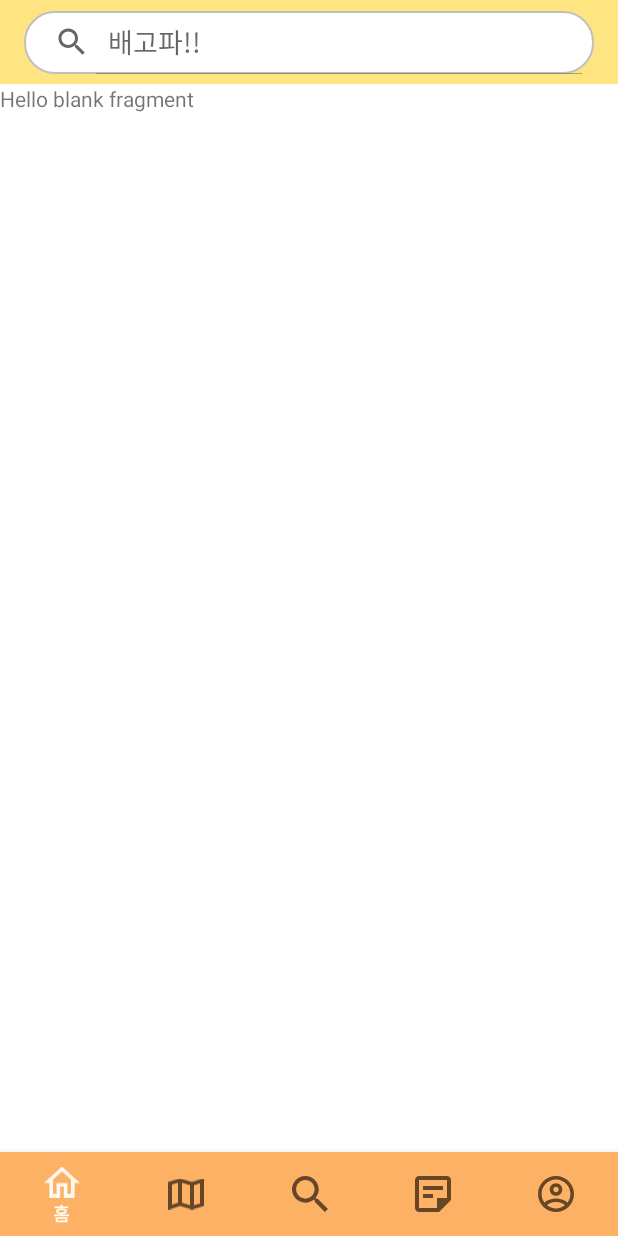
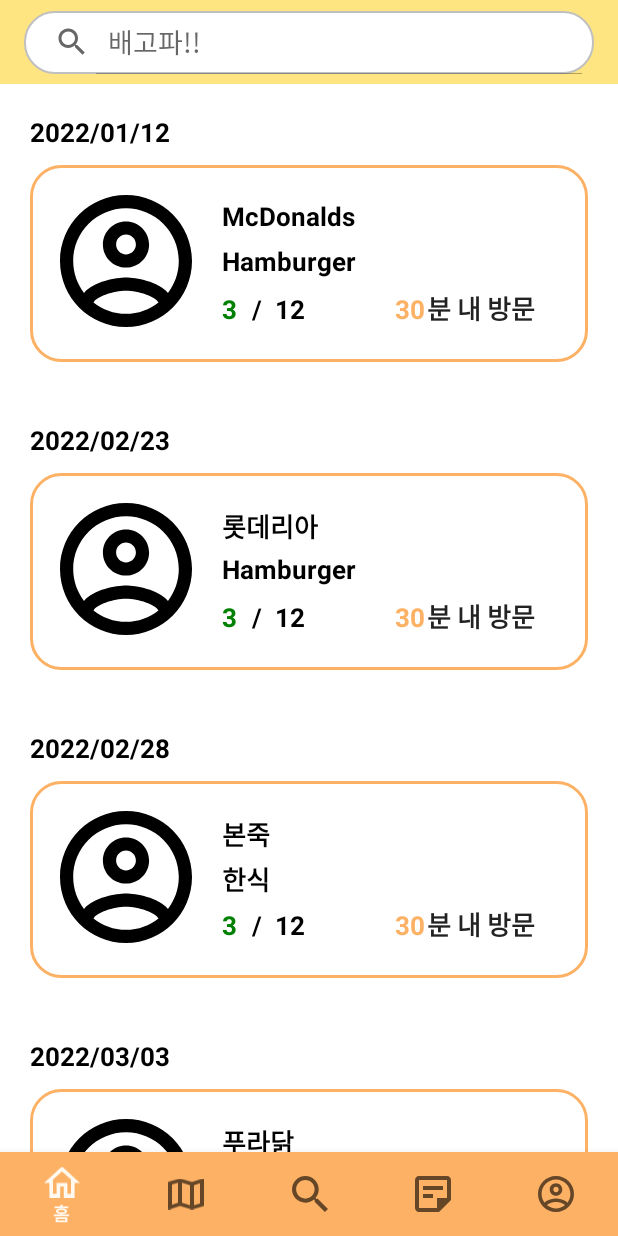
Before and after one commit to ajou-swe-2022/Android, an Android app: the fragment OrderlistFragment placed in its activity, on a phone screen of 412 x 824 dp. Run offline under Robolectric (Android 15) with nearby library versions, the phone set to English and light mode, and no system bars.

Commit message:
주문목록 탭 구현

```diff
--- /dev/null
+++ b/Waguwagu/app/src/main/java/com/example/waguwagu/OrderlistAdapter.kt
@@ -0,0 +1,38 @@
+package com.example.waguwagu
+
+import android.view.LayoutInflater
+import android.view.ViewGroup
+import androidx.recyclerview.widget.RecyclerView
+import com.example.waguwagu.databinding.OrderListItemBinding
+import com.example.waguwagu.model.data.SearchData
+
+class OrderlistAdapter (val data:List<SearchData>, val date_reserved : List<String>) : RecyclerView.Adapter<OrderlistAdapter.SearchViewHolder>() {
+
+    inner class SearchViewHolder(private val binding : OrderListItemBinding) : RecyclerView.ViewHolder(binding.root){
+        fun bind(searchData: SearchData, date: String){
+            binding.restName.text = searchData.restname
+            binding.restTag.text = searchData.resttag
+            binding.restAdmit.text = searchData.restadmit.toString()
+            binding.restSeatNum.text = searchData.restseatnum.toString()
+            binding.reserveTime.text = searchData.reservetime.toString()
+            binding.date.text = date
+        }
+    }
+
+    //상속받으면 자동 생성
+    //ViewHolder에 쓰일 Layout을 inflate하는 함수
+    //ViewGroup의 context를 사용하여 특정 화면에서 구현할 수 있도록 함
+    override fun onCreateViewHolder(parent: ViewGroup, viewType: Int): SearchViewHolder {
+        val binding = OrderListItemBinding.inflate(LayoutInflater.from(parent.context), parent, false)
+        return SearchViewHolder(binding)
+    }
+
+    //상속받으면 자동 생성
+    override fun getItemCount(): Int = data.size
+
+    //상속받으면 자동 생성
+    //ViewHolder에서 데이터 묶는 함수가 실행되는 곳
+    override fun onBindViewHolder(holder: SearchViewHolder, position: Int) {
+        holder.bind(data[position], date_reserved[position])
+    }
+}
--- a/Waguwagu/app/src/main/java/com/example/waguwagu/ui/orderlist/OrderlistFragment.kt
+++ b/Waguwagu/app/src/main/java/com/example/waguwagu/ui/orderlist/OrderlistFragment.kt
@@ -5,18 +5,12 @@
 import android.view.LayoutInflater
 import android.view.View
 import android.view.ViewGroup
+import com.example.waguwagu.OrderlistAdapter
 import com.example.waguwagu.R
+import com.example.waguwagu.databinding.FragmentOrderlistBinding
+import com.example.waguwagu.model.data.SearchData
 
-// TODO: Rename parameter arguments, choose names that match
-// the fragment initialization parameters, e.g. ARG_ITEM_NUMBER
-private const val ARG_PARAM1 = "param1"
-private const val ARG_PARAM2 = "param2"
 
-/**
- * A simple [Fragment] subclass.
- * Use the [OrderlistFragment.newInstance] factory method to
- * create an instance of this fragment.
- */
 class OrderlistFragment : Fragment() {
     // TODO: Rename and change types of parameters
     private var param1: String? = null
@@ -24,37 +18,32 @@
 
     override fun onCreate(savedInstanceState: Bundle?) {
         super.onCreate(savedInstanceState)
-        arguments?.let {
-            param1 = it.getString(ARG_PARAM1)
-            param2 = it.getString(ARG_PARAM2)
-        }
     }
 
-    override fun onCreateView(
-        inflater: LayoutInflater, container: ViewGroup?,
-        savedInstanceState: Bundle?
-    ): View? {
-        // Inflate the layout for this fragment
-        return inflater.inflate(R.layout.fragment_orderlist, container, false)
-    }
+    override fun onCreateView(inflater: LayoutInflater, container: ViewGroup?, savedInstanceState: Bundle?): View? {
+        var binding = FragmentOrderlistBinding.inflate(inflater, container, false)
+        val datas = mutableListOf<SearchData>()
+        val dates = mutableListOf<String>()
 
-    companion object {
-        /**
-         * Use this factory method to create a new instance of
-         * this fragment using the provided parameters.
-         *
-         * @param param1 Parameter 1.
-         * @param param2 Parameter 2.
-         * @return A new instance of fragment OrderlistFragment.
-         */
-        // TODO: Rename and change types and number of parameters
-        @JvmStatic
-        fun newInstance(param1: String, param2: String) =
-            OrderlistFragment().apply {
-                arguments = Bundle().apply {
-                    putString(ARG_PARAM1, param1)
-                    putString(ARG_PARAM2, param2)
-                }
-            }
+        datas.apply {
+            add(SearchData("McDonalds", "Hamburger", 3, 12, 30))
+            add(SearchData("롯데리아", "Hamburger", 3, 12, 30))
+            add(SearchData("본죽", "한식", 3, 12, 30))
+            add(SearchData("푸라닭", "한식", 3, 12, 30))
+            add(SearchData("팔달관매점", "호텔", 3, 12, 30))
+        }
+
+        dates.apply {
+            add("2022/01/12")
+            add("2022/02/23")
+            add("2022/02/28")
+            add("2022/03/03")
+            add("2022/05/09")
+        }
+
+
+        binding.orderRecyclerview.adapter = OrderlistAdapter(datas, dates)
+
+        return binding.root
     }
 }
--- /dev/null
+++ b/Waguwagu/app/src/main/java/com/example/waguwagu/ui/reserve/ReserveMenuFragment.kt
@@ -0,0 +1,60 @@
+package com.example.waguwagu.ui.reserve
+
+import android.os.Bundle
+import androidx.fragment.app.Fragment
+import android.view.LayoutInflater
+import android.view.View
+import android.view.ViewGroup
+import com.example.waguwagu.R
+
+// TODO: Rename parameter arguments, choose names that match
+// the fragment initialization parameters, e.g. ARG_ITEM_NUMBER
+private const val ARG_PARAM1 = "param1"
+private const val ARG_PARAM2 = "param2"
+
+/**
+ * A simple [Fragment] subclass.
+ * Use the [ReserveMenuFragment.newInstance] factory method to
+ * create an instance of this fragment.
+ */
+class ReserveMenuFragment : Fragment() {
+    // TODO: Rename and change types of parameters
+    private var param1: String? = null
+    private var param2: String? = null
+
+    override fun onCreate(savedInstanceState: Bundle?) {
+        super.onCreate(savedInstanceState)
+        arguments?.let {
+            param1 = it.getString(ARG_PARAM1)
+            param2 = it.getString(ARG_PARAM2)
+        }
+    }
+
+    override fun onCreateView(
+        inflater: LayoutInflater, container: ViewGroup?,
+        savedInstanceState: Bundle?
+    ): View? {
+        // Inflate the layout for this fragment
+        return inflater.inflate(R.layout.fragment_reserve_menu, container, false)
+    }
+
+    companion object {
+        /**
+         * Use this factory method to create a new instance of
+         * this fragment using the provided parameters.
+         *
+         * @param param1 Parameter 1.
+         * @param param2 Parameter 2.
+         * @return A new instance of fragment ReserveMenuFragment.
+         */
+        // TODO: Rename and change types and number of parameters
+        @JvmStatic
+        fun newInstance(param1: String, param2: String) =
+            ReserveMenuFragment().apply {
+                arguments = Bundle().apply {
+                    putString(ARG_PARAM1, param1)
+                    putString(ARG_PARAM2, param2)
+                }
+            }
+    }
+}
--- /dev/null
+++ b/Waguwagu/app/src/main/java/com/example/waguwagu/ui/reserve/ReserveTableFragment.kt
@@ -0,0 +1,60 @@
+package com.example.waguwagu.ui.reserve
+
+import android.os.Bundle
+import androidx.fragment.app.Fragment
+import android.view.LayoutInflater
+import android.view.View
+import android.view.ViewGroup
+import com.example.waguwagu.R
+
+// TODO: Rename parameter arguments, choose names that match
+// the fragment initialization parameters, e.g. ARG_ITEM_NUMBER
+private const val ARG_PARAM1 = "param1"
+private const val ARG_PARAM2 = "param2"
+
+/**
+ * A simple [Fragment] subclass.
+ * Use the [ReserveTableFragment.newInstance] factory method to
+ * create an instance of this fragment.
+ */
+class ReserveTableFragment : Fragment() {
+    // TODO: Rename and change types of parameters
+    private var param1: String? = null
+    private var param2: String? = null
+
+    override fun onCreate(savedInstanceState: Bundle?) {
+        super.onCreate(savedInstanceState)
+        arguments?.let {
+            param1 = it.getString(ARG_PARAM1)
+            param2 = it.getString(ARG_PARAM2)
+        }
+    }
+
+    override fun onCreateView(
+        inflater: LayoutInflater, container: ViewGroup?,
+        savedInstanceState: Bundle?
+    ): View? {
+        // Inflate the layout for this fragment
+        return inflater.inflate(R.layout.fragment_reserve_table, container, false)
+    }
+
+    companion object {
+        /**
+         * Use this factory method to create a new instance of
+         * this fragment using the provided parameters.
+         *
+         * @param param1 Parameter 1.
+         * @param param2 Parameter 2.
+         * @return A new instance of fragment ReserveTableFragment.
+         */
+        // TODO: Rename and change types and number of parameters
+        @JvmStatic
+        fun newInstance(param1: String, param2: String) =
+            ReserveTableFragment().apply {
+                arguments = Bundle().apply {
+                    putString(ARG_PARAM1, param1)
+                    putString(ARG_PARAM2, param2)
+                }
+            }
+    }
+}
--- a/Waguwagu/app/src/main/res/layout/fragment_orderlist.xml
+++ b/Waguwagu/app/src/main/res/layout/fragment_orderlist.xml
@@ -1,14 +1,16 @@
 <?xml version="1.0" encoding="utf-8"?>
-<FrameLayout xmlns:android="http://schemas.android.com/apk/res/android"
+<LinearLayout xmlns:android="http://schemas.android.com/apk/res/android"
     xmlns:tools="http://schemas.android.com/tools"
     android:layout_width="match_parent"
     android:layout_height="match_parent"
+    xmlns:app="http://schemas.android.com/apk/res-auto"
     tools:context=".ui.orderlist.OrderlistFragment">
 
-    <!-- TODO: Update blank fragment layout -->
-    <TextView
+    <androidx.recyclerview.widget.RecyclerView
+        android:id="@+id/order_recyclerview"
         android:layout_width="match_parent"
         android:layout_height="match_parent"
-        android:text="@string/hello_blank_fragment" />
+        app:layoutManager="androidx.recyclerview.widget.LinearLayoutManager"
+        tools:listitem="@layout/order_list_item" />
 
-</FrameLayout>
+</LinearLayout>
--- /dev/null
+++ b/Waguwagu/app/src/main/res/layout/fragment_reserve_menu.xml
@@ -0,0 +1,14 @@
+<?xml version="1.0" encoding="utf-8"?>
+<FrameLayout xmlns:android="http://schemas.android.com/apk/res/android"
+    xmlns:tools="http://schemas.android.com/tools"
+    android:layout_width="match_parent"
+    android:layout_height="match_parent"
+    tools:context=".ui.reserve.ReserveMenuFragment">
+
+    <!-- TODO: Update blank fragment layout -->
+    <TextView
+        android:layout_width="match_parent"
+        android:layout_height="match_parent"
+        android:text="@string/hello_blank_fragment" />
+
+</FrameLayout>
--- /dev/null
+++ b/Waguwagu/app/src/main/res/layout/fragment_reserve_table.xml
@@ -0,0 +1,14 @@
+<?xml version="1.0" encoding="utf-8"?>
+<FrameLayout xmlns:android="http://schemas.android.com/apk/res/android"
+    xmlns:tools="http://schemas.android.com/tools"
+    android:layout_width="match_parent"
+    android:layout_height="match_parent"
+    tools:context=".ui.reserve.ReserveTableFragment">
+
+    <!-- TODO: Update blank fragment layout -->
+    <TextView
+        android:layout_width="match_parent"
+        android:layout_height="match_parent"
+        android:text="@string/hello_blank_fragment" />
+
+</FrameLayout>
--- /dev/null
+++ b/Waguwagu/app/src/main/res/layout/order_list_item.xml
@@ -0,0 +1,127 @@
+<LinearLayout xmlns:android="http://schemas.android.com/apk/res/android"
+    xmlns:tools="http://schemas.android.com/tools"
+    android:id="@+id/chat_message_item_layout"
+    android:layout_width="match_parent"
+    android:layout_height="205dp"
+    android:padding="20dp"
+    android:orientation="vertical">
+
+
+    <TextView
+        android:id="@+id/date"
+        android:layout_width="match_parent"
+        android:layout_height="wrap_content"
+        android:text="2022/05/05"
+        android:textSize="17sp"
+        android:textStyle="bold"
+        android:textColor="@color/black"
+        android:layout_marginBottom="10dp"/>
+
+    <FrameLayout
+        android:id="@+id/framelayout"
+        android:layout_width="match_parent"
+        android:layout_height="match_parent"
+        android:background="@drawable/component_round">
+
+        <LinearLayout
+            android:id="@+id/linearlayout"
+            android:layout_width="match_parent"
+            android:layout_height="match_parent"
+            android:orientation="horizontal">
+
+            <View android:layout_width="20dp"
+                android:layout_height="0dp" />
+
+            <ImageView
+                android:id="@+id/rest_img"
+                android:layout_marginTop="20dp"
+                android:layout_width="88dp"
+                android:layout_height="88dp"
+                android:src="@drawable/ic_mymenu" />
+
+            <View android:layout_width="20dp"
+                android:layout_height="0dp" />
+
+            <LinearLayout
+                android:id="@+id/linearlayout2"
+                android:layout_width="match_parent"
+                android:layout_height="match_parent"
+                android:layout_weight="1"
+                android:orientation="vertical">
+
+                <View android:layout_width="0dp"
+                    android:layout_height="22dp" />
+
+                <TextView
+                    android:id="@+id/rest_name"
+                    android:layout_width="match_parent"
+                    android:layout_height="30dp"
+                    android:text="TextView"
+                    android:textSize="17sp"
+                    android:textStyle="bold"
+                    android:textColor="@color/black" />
+
+                <TextView
+                    android:id="@+id/rest_tag"
+                    android:layout_width="match_parent"
+                    android:layout_height="30dp"
+                    android:text="TextView"
+                    android:textSize="17sp"
+                    android:textStyle="bold"
+                    android:textColor="@color/black"/>
+
+                <LinearLayout
+                    android:id="@+id/linearlayout3"
+                    android:layout_width="match_parent"
+                    android:layout_height="match_parent"
+                    android:orientation="horizontal">
+
+                    <TextView
+                        android:id="@+id/rest_admit"
+                        android:layout_width="20dp"
+                        android:layout_height="wrap_content"
+                        android:text="5"
+                        android:textSize="17sp"
+                        android:textStyle="bold"
+                        android:textColor="@color/green"/>
+                    <TextView
+                        android:layout_width="15dp"
+                        android:layout_height="wrap_content"
+                        android:text="/"
+                        android:textSize="17sp"
+                        android:textStyle="bold"
+                        android:textColor="@color/black"/>
+                    <TextView
+                        android:id="@+id/rest_seat_num"
+                        android:layout_width="wrap_content"
+                        android:layout_height="wrap_content"
+                        android:text="12"
+                        android:textSize="17sp"
+                        android:textStyle="bold"
+                        android:textColor="@color/black"/>
+
+                    <View android:layout_width="60dp"
+                        android:layout_height="0dp" />
+
+                    <TextView
+                        android:id="@+id/reserve_time"
+                        android:layout_width="21dp"
+                        android:layout_height="wrap_content"
+                        android:text="30"
+                        android:textSize="17sp"
+                        android:textStyle="bold"
+                        android:textColor="@color/orange"/>
+
+                    <TextView
+                        android:layout_width="match_parent"
+                        android:layout_height="wrap_content"
+                        android:text="분 내 방문"
+                        android:textSize="17sp"
+                        android:textStyle="bold"
+                        android:textColor="@color/thick_gray"/>
+                </LinearLayout>
+
+            </LinearLayout>
+        </LinearLayout>
+    </FrameLayout>
+</LinearLayout>
```
